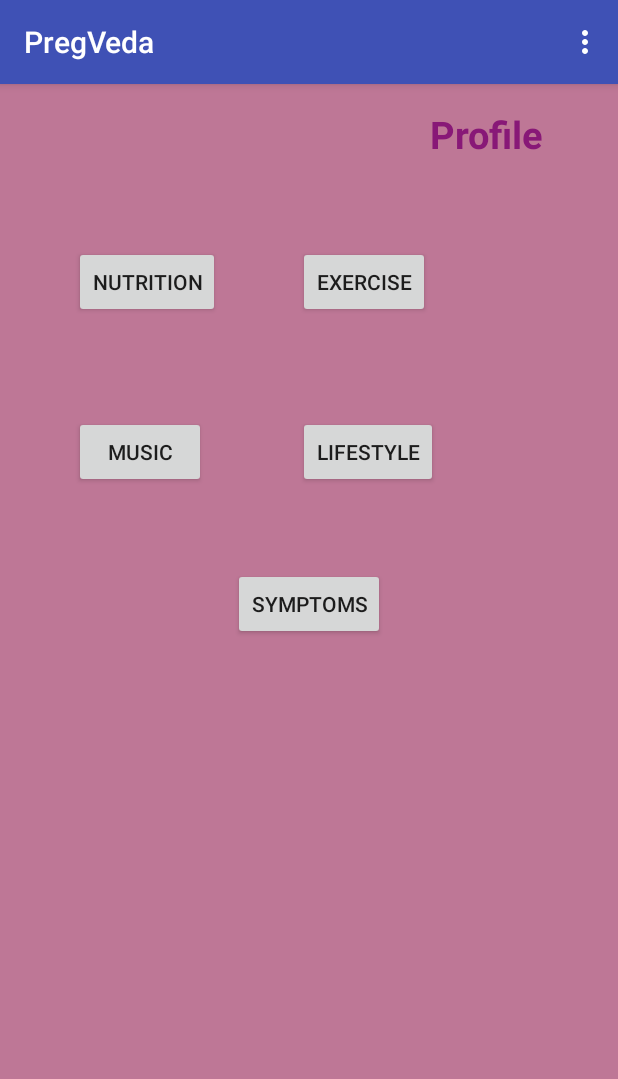
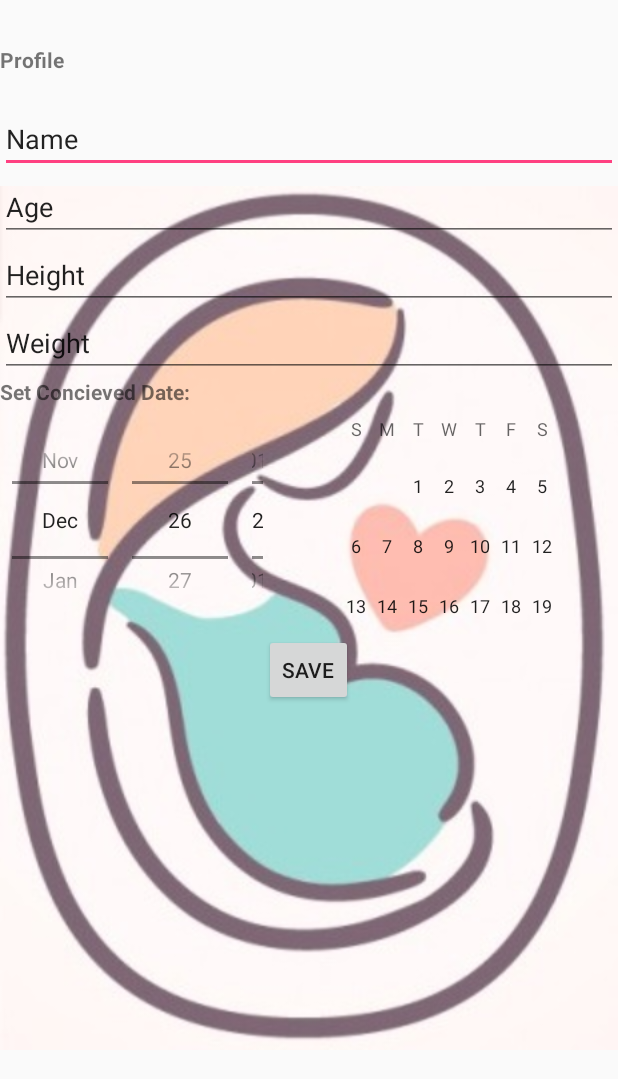
Before and after one commit to TinGit/PregVeda, an Android app: the screen it shows after launch (MainActivity), on a phone screen of 412 x 824 dp. Shown: the top 1079 px of the screen. Run offline under Robolectric (Android 15) with nearby library versions, the phone set to English and light mode, and no system bars.

Commit message:
first commit

```diff
--- a/app/src/main/java/com/pregveda/devfest/pregveda/MainActivity.java
+++ b/app/src/main/java/com/pregveda/devfest/pregveda/MainActivity.java
@@ -1,31 +1,41 @@
 package com.pregveda.devfest.pregveda;
 
 import android.os.Bundle;
+
+import android.view.View;
+import android.view.Menu;
+import android.view.MenuItem;
+import android.widget.ImageButton;
 import android.support.design.widget.FloatingActionButton;
 import android.support.design.widget.Snackbar;
 import android.support.v7.app.AppCompatActivity;
 import android.support.v7.widget.Toolbar;
-import android.view.View;
-import android.view.Menu;
-import android.view.MenuItem;
-
 public class MainActivity extends AppCompatActivity {
 
+    ImageButton imageButton;
     @Override
     protected void onCreate(Bundle savedInstanceState) {
         super.onCreate(savedInstanceState);
-        setContentView(R.layout.activity_main);
-        Toolbar toolbar = (Toolbar) findViewById(R.id.toolbar);
-        setSupportActionBar(toolbar);
+        setContentView(R.layout.profile);
+     //   Toolbar toolbar = (Toolbar) findViewById(R.id.toolbar);
+     //   imageButton = (ImageButton) findViewById(R.id.imageButton);
+     //   setSupportActionBar(toolbar);
 
-        FloatingActionButton fab = (FloatingActionButton) findViewById(R.id.fab);
+      /*  FloatingActionButton fab = (FloatingActionButton) findViewById(R.id.fab);
         fab.setOnClickListener(new View.OnClickListener() {
             @Override
             public void onClick(View view) {
                 Snackbar.make(view, "Replace with your own action", Snackbar.LENGTH_LONG)
                         .setAction("Action", null).show();
             }
-        });
+        });*/
+
+       /* imageButton.setOnClickListener(new View.OnClickListener() {
+            @Override
+            public void onClick(View v) {
+
+            }
+        });*/
     }
 
     @Override
--- a/app/src/main/res/drawable/button_state.xml
+++ b/app/src/main/res/drawable/button_state.xml
@@ -1,8 +1,12 @@
 <?xml version="1.0" encoding="utf-8"?>
-<shape xmlns:android="http://schemas.android.com/apk/res/android" android:shape="rectangle">
+<shape xmlns:android="http://schemas.android.com/apk/res/android" android:shape="oval">
     <gradient
         android:startColor="#00CCFF"
         android:centerColor="#0000CC"
         android:endColor="#00CCFF"
         android:angle="90"/>
+
+    <stroke
+        android:width="1px"
+        android:color="#000000"/>
 </shape>
--- a/app/src/main/res/layout/activity_main.xml
+++ b/app/src/main/res/layout/activity_main.xml
@@ -9,8 +9,9 @@
 
     <android.support.design.widget.AppBarLayout
         android:layout_width="match_parent"
-        android:layout_height="wrap_content"
+        android:layout_height="40dp"
         android:theme="@style/AppTheme.AppBarOverlay">
+
 
         <android.support.v7.widget.Toolbar
             android:id="@+id/toolbar"
--- a/app/src/main/res/layout/content_main.xml
+++ b/app/src/main/res/layout/content_main.xml
@@ -3,80 +3,85 @@
     xmlns:app="http://schemas.android.com/apk/res-auto"
     xmlns:tools="http://schemas.android.com/tools"
     android:layout_width="match_parent"
+    android:orientation="vertical"
     android:layout_height="match_parent"
-    android:paddingBottom="@dimen/activity_vertical_margin"
-    android:paddingLeft="@dimen/activity_horizontal_margin"
-    android:paddingRight="@dimen/activity_horizontal_margin"
-    android:paddingTop="@dimen/activity_vertical_margin"
+
     android:label="@string/app_name"
-
     app:layout_behavior="@string/appbar_scrolling_view_behavior"
     tools:context="com.pregveda.devfest.pregveda.MainActivity"
-    tools:showIn="@layout/activity_main"
-    android:background="#9e9a275a">
+    tools:showIn="@layout/activity_main">
+
+    <ImageView
+        android:layout_width="fill_parent"
+        android:layout_height="fill_parent"
+        android:id="@+id/imageView"
+        android:src="@drawable/prego"
+
+        android:layout_alignParentTop="true"
+        android:layout_alignParentBottom="false"
+        android:layout_alignParentLeft="false" />
+
+
+    <LinearLayout
+        android:orientation="vertical"
+        android:layout_width="200dp"
+        android:layout_height="350dp"
+        android:layout_centerVertical="true"
+        android:layout_alignLeft="@+id/imageView"
+        android:layout_alignStart="@+id/imageView"
+        android:layout_marginTop="100dp"
+        android:id="@+id/linearLayout">
 
         <Button
-        android:layout_width="wrap_content"
+            style="?android:attr/buttonStyleSmall"
+            android:layout_width="181dp"
             android:layout_height="wrap_content"
             android:text="Nutrition"
-        android:id="@+id/button"
-        android:layout_marginTop="92dp"
-        android:layout_alignParentTop="true"
-        android:layout_alignLeft="@+id/button3"
-        android:layout_alignStart="@+id/button3" />
+            android:id="@+id/nutrition" />
 
         <Button
-        android:layout_width="wrap_content"
+            style="?android:attr/buttonStyleSmall"
+            android:layout_width="181dp"
             android:layout_height="wrap_content"
-        android:text="Exercise"
-        android:id="@+id/button2"
-        android:layout_alignBottom="@+id/button"
-        android:layout_toRightOf="@+id/button"
-        android:layout_toEndOf="@+id/button"
-        android:layout_marginLeft="52dp"
-        android:layout_marginStart="52dp" />
+            android:text="Yoga"
+            android:id="@+id/yoga" />
 
         <Button
-        android:layout_width="wrap_content"
+            style="?android:attr/buttonStyleSmall"
+            android:layout_width="181dp"
             android:layout_height="wrap_content"
             android:text="Music"
-        android:id="@+id/button3"
-        android:layout_below="@+id/button"
-        android:layout_alignParentLeft="true"
-        android:layout_alignParentStart="true"
-        android:layout_marginLeft="33dp"
-        android:layout_marginStart="33dp"
-        android:layout_marginTop="65dp" />
+            android:id="@+id/music" />
 
         <Button
-        android:layout_width="wrap_content"
+            style="?android:attr/buttonStyleSmall"
+            android:layout_width="181dp"
             android:layout_height="wrap_content"
-        android:text="Lifestyle"
-        android:id="@+id/button4"
-        android:layout_alignBottom="@+id/button3"
-        android:layout_alignLeft="@+id/button2"
-        android:layout_alignStart="@+id/button2" />
+            android:text="Symptoms"
+            android:id="@+id/symptoms" />
+
+        <Button
+            style="?android:attr/buttonStyleSmall"
+            android:layout_width="181dp"
+            android:layout_height="wrap_content"
+            android:text="Life style"
+            android:id="@+id/lifestyle"
+            android:layout_alignBottom="@+id/linearLayout"
+            android:layout_centerHorizontal="true"
+            android:layout_marginBottom="54dp" />
+
+    </LinearLayout>
 
     <TextView
         android:layout_width="wrap_content"
         android:layout_height="wrap_content"
+        android:textAppearance="?android:attr/textAppearanceMedium"
         android:text="Profile"
-        android:id="@+id/textView"
+        android:id="@+id/textView3"
         android:layout_alignParentTop="true"
-        android:layout_toRightOf="@+id/button2"
-        android:layout_toEndOf="@+id/button2"
-        android:textStyle="bold"
-        android:textColor="#881877"
-        android:textSize="25sp"/>
-
-    <Button
-        android:layout_width="wrap_content"
-        android:layout_height="wrap_content"
-        android:text="Symptoms"
-        android:id="@+id/button5"
-        android:layout_below="@+id/button3"
-        android:layout_centerHorizontal="true"
-        android:layout_marginTop="53dp" />
+        android:layout_alignParentRight="true"
+        android:layout_alignParentEnd="true"
+        android:linksClickable="true"/>
 
 
 </RelativeLayout>
--- a/app/src/main/res/layout/profile.xml
+++ b/app/src/main/res/layout/profile.xml
@@ -3,79 +3,82 @@
     android:orientation="vertical" android:layout_width="match_parent"
     android:layout_height="match_parent">
 
+    <ImageView
+        android:layout_width="fill_parent"
+        android:layout_height="fill_parent"
+        android:id="@+id/imageProfile"
+        android:src="@drawable/prego"
+        android:layout_alignParentTop="true" />
     <TextView
         android:layout_width="wrap_content"
         android:layout_height="wrap_content"
+        android:text="Profile"
+        android:id="@+id/textProfile"
+        android:textStyle="bold"
+        android:layout_marginTop="30dp" />
+
+    <LinearLayout
+        android:orientation="vertical"
+        android:layout_width="match_parent"
+        android:layout_height="match_parent"
+        android:layout_alignParentTop="true"
+        android:layout_centerHorizontal="true"
+        android:layout_marginTop="70dp">
+
+        <EditText
+            android:layout_width="match_parent"
+            android:layout_height="wrap_content"
+            android:inputType="textPersonName"
             android:text="Name"
-        android:id="@+id/textView2"
-        android:layout_marginTop="49dp"
-        android:layout_alignParentTop="true"
-        android:layout_toLeftOf="@+id/editText"
-        android:layout_toStartOf="@+id/editText"
-        android:layout_marginRight="34dp"
-        android:layout_marginEnd="34dp" />
+            android:ems="10"
+            android:id="@+id/editText" />
+
+        <EditText
+            android:layout_width="match_parent"
+            android:layout_height="wrap_content"
+            android:inputType="number"
+            android:ems="10"
+            android:text="Age"
+            android:id="@+id/editText2" />
+
+        <EditText
+            android:layout_width="match_parent"
+            android:layout_height="wrap_content"
+            android:inputType="numberDecimal"
+            android:ems="10"
+            android:id="@+id/editText3"
+            android:text="Height"
+            android:layout_gravity="center_horizontal" />
+
+        <EditText
+            android:layout_width="match_parent"
+            android:layout_height="wrap_content"
+            android:inputType="numberDecimal"
+            android:ems="10"
+            android:text="Weight"
+            android:id="@+id/editText4" />
 
         <TextView
             android:layout_width="wrap_content"
             android:layout_height="wrap_content"
-        android:text="Conceived Date"
-        android:id="@+id/textView3"
-        android:layout_marginTop="32dp"
-        android:layout_below="@+id/textView2"
-        android:layout_alignRight="@+id/textView2"
-        android:layout_alignEnd="@+id/textView2" />
+            android:text="Set Concieved Date:"
+            android:id="@+id/textView"
+            android:textStyle="bold" />
 
-    <TextView
+        <DatePicker
             android:layout_width="wrap_content"
-        android:layout_height="wrap_content"
-        android:text="   Age "
-        android:id="@+id/textView4"
-        android:layout_marginTop="34dp"
-        android:layout_below="@+id/textView3"
-        android:layout_alignLeft="@+id/textView2"
-        android:layout_alignStart="@+id/textView2"
-        android:layout_alignRight="@+id/textView3"
-        android:layout_alignEnd="@+id/textView3" />
-
-    <TextView
-        android:layout_width="wrap_content"
-        android:layout_height="wrap_content"
-        android:text="Weight"
-        android:id="@+id/textView5"
-        android:layout_marginTop="37dp"
-        android:layout_below="@+id/textView4"
-        android:layout_alignRight="@+id/textView4"
-        android:layout_alignEnd="@+id/textView4" />
-
-    <TextView
-        android:layout_width="wrap_content"
-        android:layout_height="wrap_content"
-        android:text="Height"
-        android:id="@+id/textView6"
-        android:layout_centerVertical="true"
-        android:layout_alignLeft="@+id/textView4"
-        android:layout_alignStart="@+id/textView4" />
-
-    <EditText
-        android:layout_width="wrap_content"
-        android:layout_height="wrap_content"
-        android:inputType="textPassword"
-        android:ems="10"
-        android:id="@+id/editText"
-        android:text="@string/nameTextField"
-        android:layout_alignTop="@+id/textView2"
-        android:layout_alignParentRight="true"
-        android:layout_alignParentEnd="true" />
+            android:layout_height="152dp"
+            android:id="@+id/datePicker"
+            android:datePickerMode="spinner" />
 
         <Button
             style="?android:attr/buttonStyleSmall"
             android:layout_width="wrap_content"
             android:layout_height="wrap_content"
             android:text="Save"
-        android:id="@+id/button6"
-        android:layout_alignParentBottom="true"
-        android:layout_alignLeft="@+id/datePicker"
-        android:layout_alignStart="@+id/datePicker"
-        android:layout_marginBottom="30dp" />
+            android:id="@+id/button"
+            android:layout_gravity="center_horizontal" />
+    </LinearLayout>
+
 
 </RelativeLayout>
--- a/app/src/main/res/values/styles.xml
+++ b/app/src/main/res/values/styles.xml
@@ -22,7 +22,7 @@
         <item name="android:textColor">#FFFFFFFF</item>
         <item name="android:shadowColor">#FF000000</item>
         <item name="android:shadowDx">0</item>
-        <item name="android:shadowDy">-1</item>
+        <item name="android:shadowDy">-pic</item>
         <item name="android:shadowRadius">0.2</item>
         <item name="android:textSize">16dip</item>
         <item name="android:textStyle">bold</item>
```
Also changed, not shown: app/build.gradle (+4 -4 lines), app/src/main/res/drawable/customButton.xml (deleted, +0 -19 lines), app/src/main/res/layout/symptoms.xml (added, +25 -0 lines), app/src/main/res/drawable/prego.jpg (added). Lines whose indentation alone changed are shown as unchanged.
